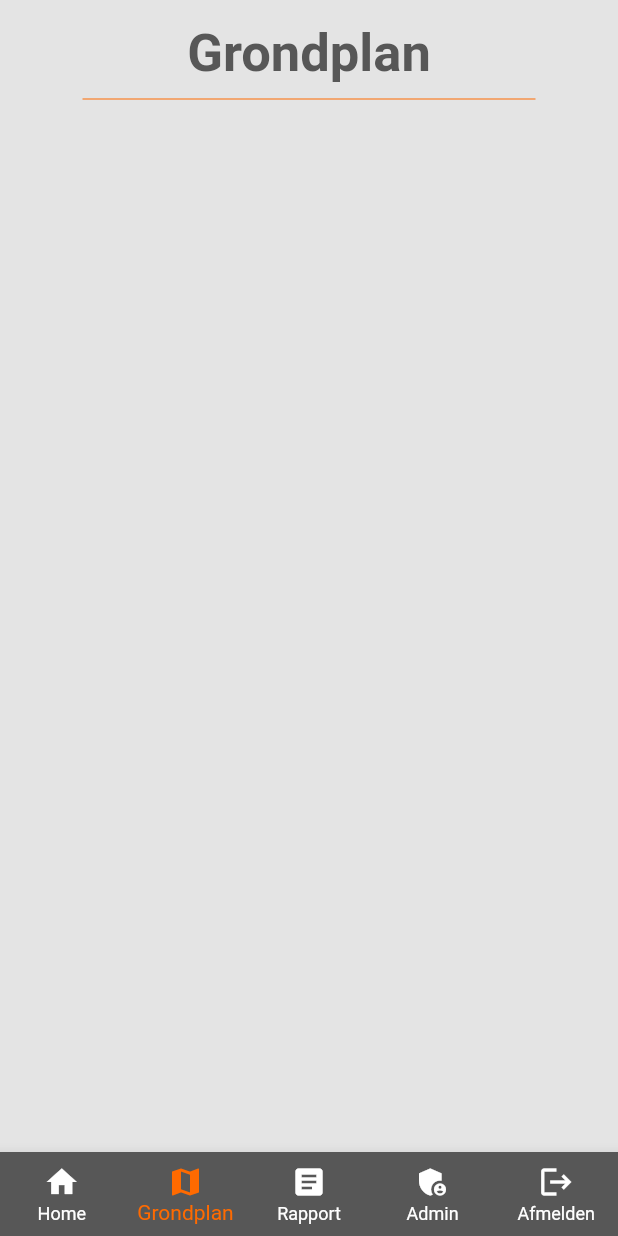
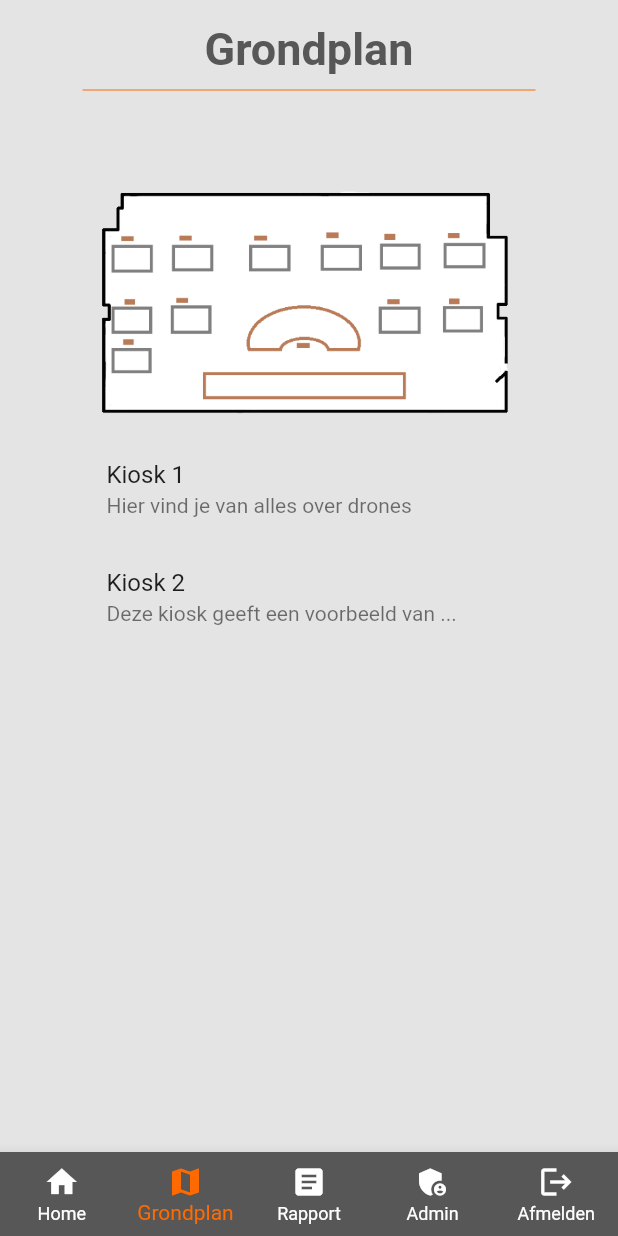
Before and after one commit to RubenBoone/Qiosk-MobileApp, a Flutter app: the screen it shows after launch, item 2 of the bottom bar chosen, on a phone screen of 412 x 824 dp. Run offline on Flutter 3.47's test engine with Material 2 defaults, Android fonts, the phone set to English and light mode, and no system bars; our stand-ins replace percent_indicator.

Commit message:
map + list + login

```diff
--- a/lib/pages/home.dart
+++ b/lib/pages/home.dart
@@ -20,7 +20,7 @@ class HomePage extends StatelessWidget {
                   const Center(
                       child: Text("Home",
                           style: TextStyle(
-                              fontSize: 40,
+                              fontSize: 30,
                               fontWeight: FontWeight.bold,
                               color: Color(0xFF575757)))),
                   const SizedBox(
--- a/lib/pages/map.dart
+++ b/lib/pages/map.dart
@@ -23,22 +23,36 @@ class _MapPageState extends State<MapPage> {
             margin:
                 const EdgeInsets.symmetric(vertical: 10.0, horizontal: 50.0),
             child: ScrollConfiguration(
-                behavior: MyBehavior(),child: ListView(
-              children: const [
-                Center(
+                behavior: MyBehavior(),
+                child: ListView(children: [
+                  const Center(
                       child: Text("Grondplan",
                           style: TextStyle(
-                            fontSize: 35,
+                              fontSize: 30,
                               fontWeight: FontWeight.bold,
                               color: Color(0xFF575757)))),
-                SizedBox(
+                  const SizedBox(
                       height: 20,
                       width: 300,
                       child: Divider(color: Color(0XFFFF6A00))),
-                SizedBox(
+                  const SizedBox(
                     height: 50,
+                  ),
+                  Center(
+                    child: Image.asset('assets/images/Blueprint.png'),
+                  ),
+                  const Center(
+                    child: ListTile(
+                      title: Text("Kiosk 1"),
+                      subtitle: Text("Hier vind je van alles over drones"),
+                    ),
+                  ),
+                  const Center(
+                    child: ListTile(
+                      title: Text("Kiosk 2"),
+                      subtitle: Text("Deze kiosk geeft een voorbeeld van ..."),
+                    ),
                   )
-              ]
-            ))));
+                ]))));
   }
 }
--- a/lib/pages/summary.dart
+++ b/lib/pages/summary.dart
@@ -26,9 +26,9 @@ class _SummaryPageState extends State<SummaryPage> {
                 behavior: MyBehavior(),
                 child: ListView(children: const [
                   Center(
-                      child: Text("Bezoekrapport",
+                      child: Text("Bezoekersrapport",
                           style: TextStyle(
-                              fontSize: 35,
+                              fontSize: 30,
                               fontWeight: FontWeight.bold,
                               color: Color(0xFF575757)))),
                   SizedBox(
--- a/pubspec.yaml
+++ b/pubspec.yaml
@@ -71,6 +71,7 @@ flutter:
     - assets/images/qiosk.png
     - assets/images/header.png
     - assets/images/engineerExperienceCenter.jpg
+    - assets/images/Blueprint.png
 
   # An image asset can refer to one or more resolution-specific "variants", see
   # https://flutter.dev/assets-and-images/#resolution-aware.
```
Also changed, not shown: lib/pages/login.dart (+8 -6 lines), assets/images/Blueprint.png (added). Lines whose indentation alone changed are shown as unchanged.
